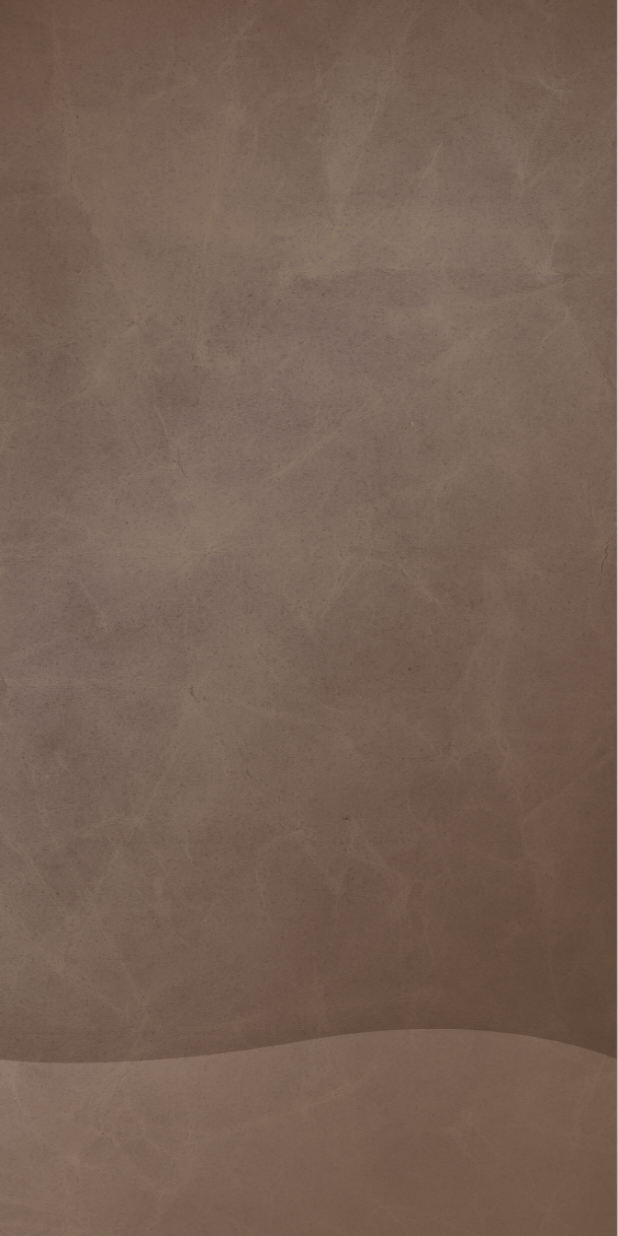
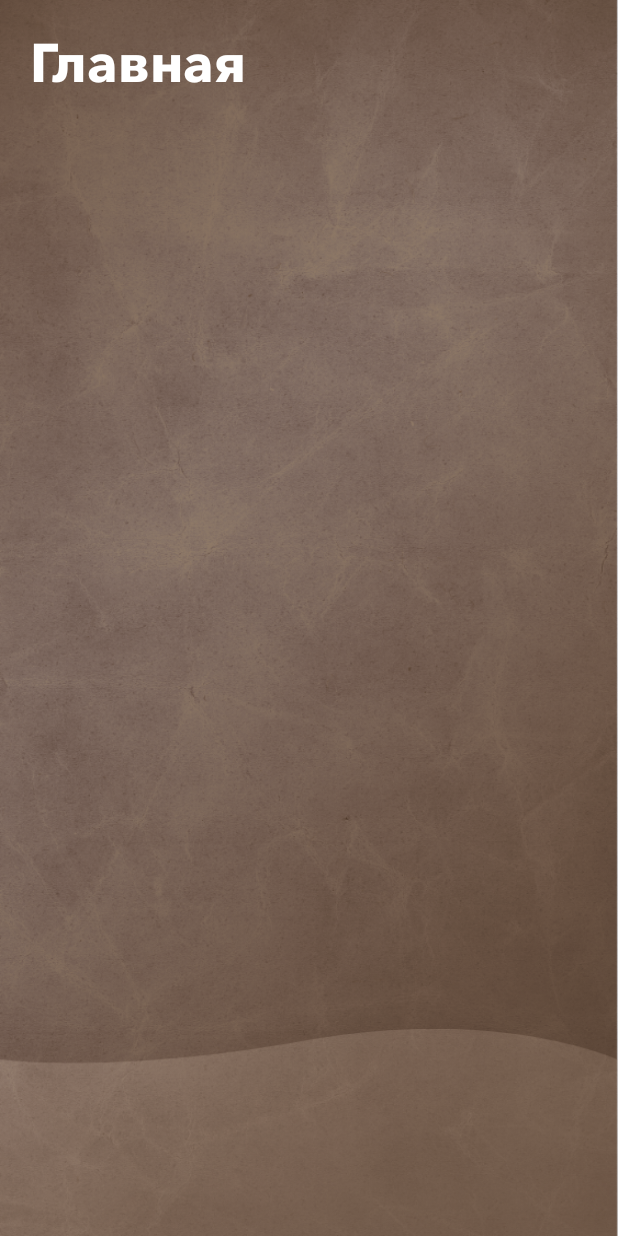
Before and after one commit to SergeiKrainyukov/FishingShopCompose, an Android app built with Jetpack Compose: the MainScreen screen opened through its navigation route, on a phone screen of 412 x 824 dp. Run offline under Robolectric (Android 15) with nearby library versions, the phone set to English and light mode, and no system bars; our stand-ins replace Dagger/Hilt's generated code, constraintlayout-compose.

Commit message:
Main screen title added

```diff
--- a/app/src/main/java/com/example/fishingshopcompose/ui/screens/mainScreen/MainScreen.kt
+++ b/app/src/main/java/com/example/fishingshopcompose/ui/screens/mainScreen/MainScreen.kt
@@ -1,9 +1,25 @@
 package com.example.fishingshopcompose.ui.screens.mainScreen
 
+import androidx.compose.foundation.layout.Column
 import androidx.compose.foundation.layout.fillMaxSize
+import androidx.compose.foundation.layout.fillMaxWidth
+import androidx.compose.foundation.layout.padding
+import androidx.compose.material.Text
 import androidx.compose.runtime.Composable
+import androidx.compose.ui.Alignment
 import androidx.compose.ui.Modifier
+import androidx.compose.ui.graphics.Color
+import androidx.compose.ui.res.stringResource
+import androidx.compose.ui.text.font.FontWeight
+import androidx.compose.ui.tooling.preview.Preview
+import androidx.compose.ui.unit.dp
+import androidx.compose.ui.unit.sp
 import androidx.constraintlayout.compose.ConstraintLayout
+import androidx.hilt.navigation.compose.hiltViewModel
+import com.example.fishingshopcompose.R
+import com.example.fishingshopcompose.ui.screens.loginScreen.LoginScreen
+import com.example.fishingshopcompose.ui.theme.FishingShopComposeTheme
+import com.example.fishingshopcompose.ui.theme.avenirNextFamily
 
 @Composable
 fun MainScreen(modifier: Modifier = Modifier, viewModel: MainScreenViewModel) {
@@ -11,6 +27,34 @@ fun MainScreen(modifier: Modifier = Modifier, viewModel: MainScreenViewModel) {
         modifier = modifier
             .fillMaxSize()
     ) {
-
+        val (titleItem) = createRefs()
+        Title(
+            modifier = modifier
+                .padding(20.dp)
+                .constrainAs(titleItem) {
+                    top.linkTo(parent.top)
+                    start.linkTo(parent.start)
+                }
+        )
     }
 }
+
+@Composable
+private fun Title(modifier: Modifier = Modifier) {
+    Text(
+        modifier = modifier,
+        text = stringResource(R.string.scr_main_screen_title),
+        color = Color.White,
+        fontSize = 36.sp,
+        fontFamily = avenirNextFamily,
+        fontWeight = FontWeight.Bold
+    )
+}
+
+@Preview
+@Composable
+fun MainScreenPreview(){
+    FishingShopComposeTheme {
+        MainScreen(viewModel = hiltViewModel())
+    }
+}
--- a/app/src/main/res/values/strings.xml
+++ b/app/src/main/res/values/strings.xml
@@ -18,6 +18,7 @@
     <string name="scr_confirmation_screen_confirm_button">Подтвердить</string>
 
     <!-- MainScreen -->
+    <string name="scr_main_screen_title">Главная</string>
     <string name="scr_main_screen_icon_lbl">Главная</string>
     <string name="scr_fishing_icon_lbl">Каталог</string>
     <string name="scr_basket_icon_lbl">Корзина</string>
```
